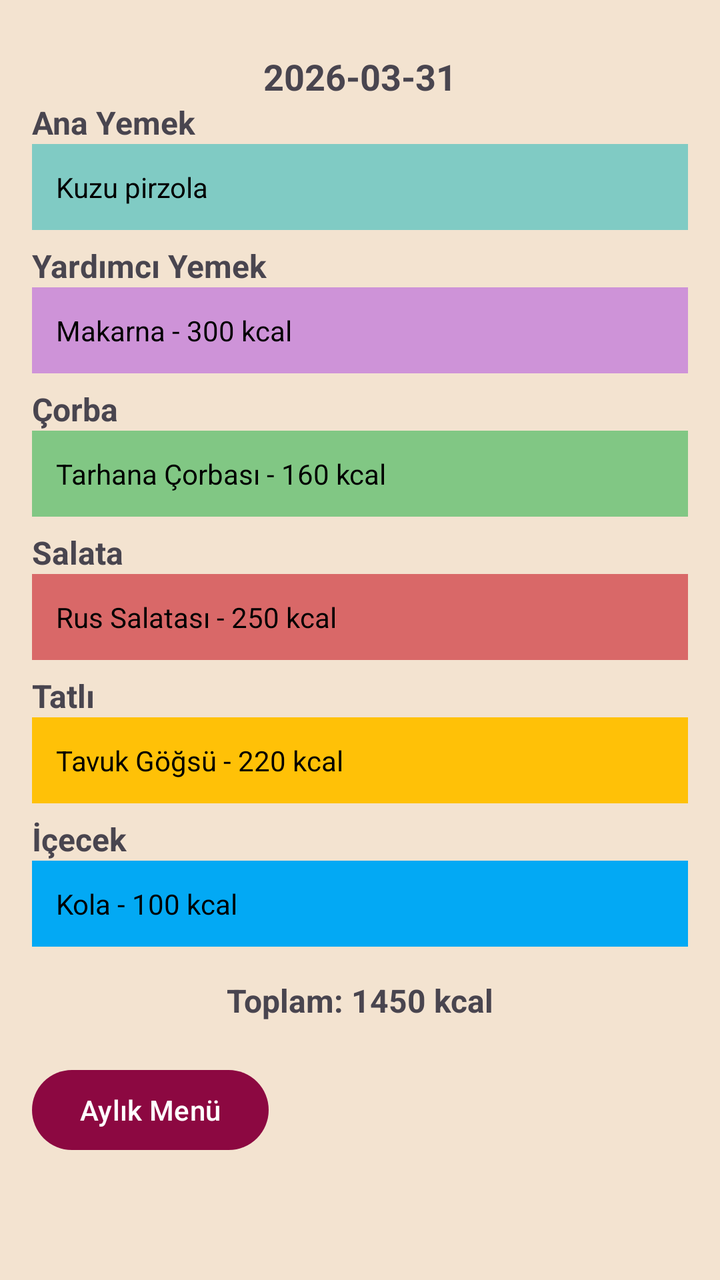
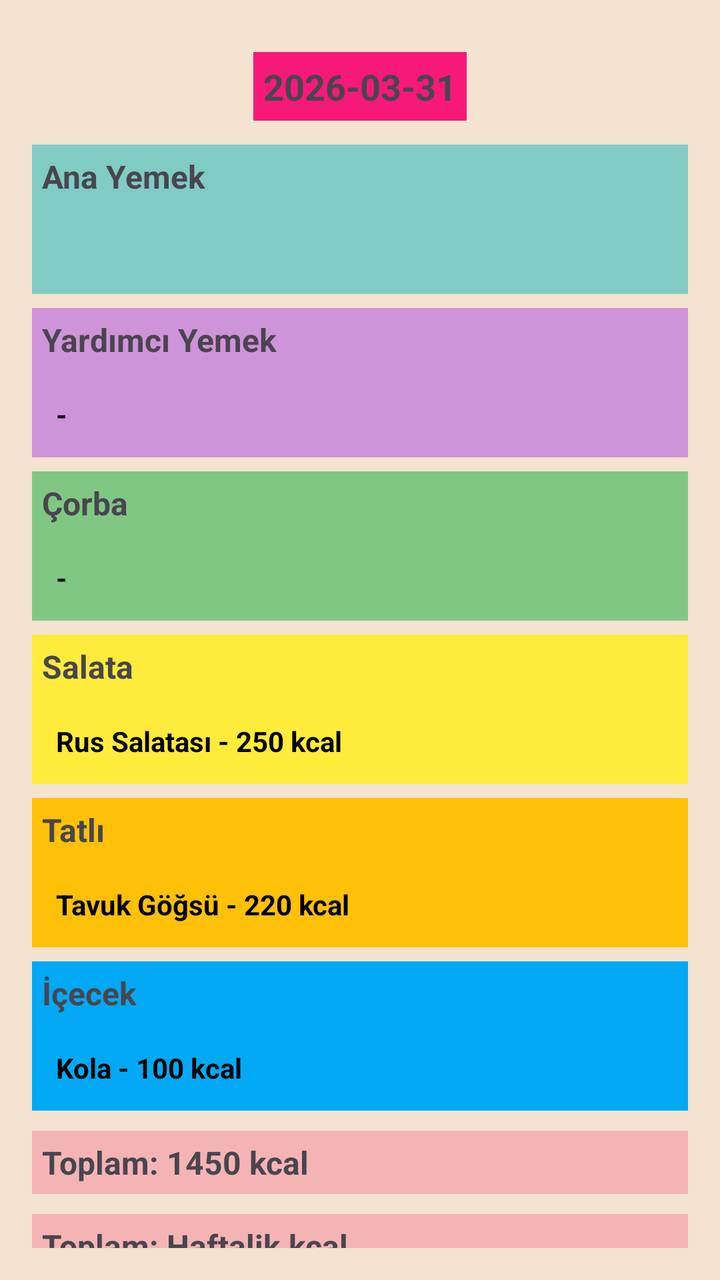

Two renders of the same Android screen: before a commit and after it. Below are the layout's source before the change and the commit's diff.
<!-- AndroidManifest.xml: application theme Theme.FUYemekhane -->
<!-- res/layout/activity_main.xml -->
<?xml version="1.0" encoding="utf-8"?>
<androidx.constraintlayout.widget.ConstraintLayout
    xmlns:android="http://schemas.android.com/apk/res/android"
    xmlns:app="http://schemas.android.com/apk/res-auto"
    xmlns:tools="http://schemas.android.com/tools"
    android:id="@+id/main"
    android:layout_width="match_parent"
    android:layout_height="match_parent"
    android:background="@color/main_background"
    tools:context=".MainActivity"
    android:padding="16dp">

    
    <TextView
        android:id="@+id/textDate"
        android:layout_width="wrap_content"
        android:layout_height="wrap_content"
        android:text="2026-03-31"
        android:textSize="18sp"
        android:textStyle="bold"
        app:layout_constraintTop_toTopOf="parent"
        app:layout_constraintStart_toStartOf="parent"
        app:layout_constraintEnd_toEndOf="parent"
        android:layout_marginTop="10dp"
        android:layout_marginBottom="16dp" />

    
    <TextView
        android:id="@+id/anaYemekTitle"
        android:layout_width="wrap_content"
        android:layout_height="wrap_content"
        android:text="Ana Yemek"
        android:textStyle="bold"
        android:textSize="16sp"
        app:layout_constraintTop_toBottomOf="@id/textDate"
        app:layout_constraintStart_toStartOf="parent"/>

    
    <TextView
        android:id="@+id/anaYemek"
        android:layout_width="0dp"
        android:layout_height="wrap_content"
        android:text="Kuzu pirzola"
        android:padding="12dp"
        android:background="@color/teal_200"
        android:textColor="@android:color/black"
        app:layout_constraintTop_toBottomOf="@id/anaYemekTitle"
        app:layout_constraintStart_toStartOf="parent"
        app:layout_constraintEnd_toEndOf="parent"/>

    
    <TextView
        android:id="@+id/yardimciYemekTitle"
        android:layout_marginTop="7dp"
        android:layout_width="wrap_content"
        android:layout_height="wrap_content"
        android:text="Yardımcı Yemek"
        android:textStyle="bold"
        android:textSize="16sp"
        app:layout_constraintTop_toBottomOf="@id/anaYemek"
        app:layout_constraintStart_toStartOf="parent"/>

    
    <TextView
        android:id="@+id/yardimciYemek"
        android:layout_width="0dp"
        android:layout_height="wrap_content"
        android:text="Makarna - 300 kcal"
        android:padding="12dp"
        android:background="@color/purple_200"
        android:textColor="@android:color/black"
        app:layout_constraintTop_toBottomOf="@id/yardimciYemekTitle"
        app:layout_constraintStart_toStartOf="parent"
        app:layout_constraintEnd_toEndOf="parent"/>

    
    <TextView
        android:id="@+id/corbaTitle"
        android:layout_marginTop="7dp"
        android:layout_width="wrap_content"
        android:layout_height="wrap_content"
        android:text="Çorba"
        android:textStyle="bold"
        android:textSize="16sp"
        app:layout_constraintTop_toBottomOf="@id/yardimciYemek"
        app:layout_constraintStart_toStartOf="parent"/>

    
    <TextView
        android:id="@+id/corba"
        android:layout_width="0dp"
        android:layout_height="wrap_content"
        android:text="Tarhana Çorbası - 160 kcal"
        android:padding="12dp"
        android:background="@color/green"
        android:textColor="@android:color/black"
        app:layout_constraintTop_toBottomOf="@id/corbaTitle"
        app:layout_constraintStart_toStartOf="parent"
        app:layout_constraintEnd_toEndOf="parent"/>

    
    <TextView
        android:id="@+id/salataTitle"
        android:layout_marginTop="7dp"
        android:layout_width="wrap_content"
        android:layout_height="wrap_content"
        android:text="Salata"
        android:textStyle="bold"
        android:textSize="16sp"
        app:layout_constraintTop_toBottomOf="@id/corba"
        app:layout_constraintStart_toStartOf="parent"/>

    
    <TextView
        android:id="@+id/salata"
        android:layout_width="0dp"
        android:layout_height="wrap_content"
        android:text="Rus Salatası - 250 kcal"
        android:padding="12dp"
        android:background="@color/yellow"
        android:textColor="@android:color/black"
        app:layout_constraintTop_toBottomOf="@id/salataTitle"
        app:layout_constraintStart_toStartOf="parent"
        app:layout_constraintEnd_toEndOf="parent"/>

    
    <TextView
        android:id="@+id/tatliTitle"
        android:layout_marginTop="7dp"
        android:layout_width="wrap_content"
        android:layout_height="wrap_content"
        android:text="Tatlı"
        android:textStyle="bold"
        android:textSize="16sp"
        app:layout_constraintTop_toBottomOf="@id/salata"
        app:layout_constraintStart_toStartOf="parent"/>

    
    <TextView
        android:id="@+id/tatli"
        android:layout_width="0dp"
        android:layout_height="wrap_content"
        android:text="Tavuk Göğsü - 220 kcal"
        android:padding="12dp"
        android:background="@color/orange"
        android:textColor="@android:color/black"
        app:layout_constraintTop_toBottomOf="@id/tatliTitle"
        app:layout_constraintStart_toStartOf="parent"
        app:layout_constraintEnd_toEndOf="parent"/>

    
    <TextView
        android:id="@+id/icecekTitle"
        android:layout_marginTop="7dp"
        android:layout_width="wrap_content"
        android:layout_height="wrap_content"
        android:text="İçecek"
        android:textStyle="bold"
        android:textSize="16sp"
        app:layout_constraintTop_toBottomOf="@id/tatli"
        app:layout_constraintStart_toStartOf="parent"/>

    
    <TextView
        android:id="@+id/icecek"
        android:layout_width="0dp"
        android:layout_height="wrap_content"
        android:text="Kola - 100 kcal"
        android:padding="12dp"
        android:background="@color/blue"
        android:textColor="@android:color/black"
        app:layout_constraintTop_toBottomOf="@id/icecekTitle"
        app:layout_constraintStart_toStartOf="parent"
        app:layout_constraintEnd_toEndOf="parent"/>

    
    <TextView
        android:id="@+id/toplamKalori"
        android:layout_width="wrap_content"
        android:layout_height="wrap_content"
        android:text="Toplam: 1450 kcal"
        android:textSize="16sp"
        android:textStyle="bold"
        app:layout_constraintTop_toBottomOf="@id/icecek"
        app:layout_constraintStart_toStartOf="parent"
        app:layout_constraintEnd_toEndOf="parent"
        android:layout_marginTop="16dp"/>

    <Button
        android:id="@+id/btnAylikMenu"
        android:layout_width="wrap_content"
        android:layout_height="wrap_content"
        android:text="Aylık Menü"
        app:layout_constraintTop_toBottomOf="@id/toplamKalori"
        app:layout_constraintStart_toStartOf="parent"
        android:layout_marginTop="20dp"/>

</androidx.constraintlayout.widget.ConstraintLayout>
<!-- resources referenced by this layout -->
<resources>
  <color name="blue">#03A9F4</color>
  <color name="green">#81C784</color>
  <color name="main_background">#F3E3D0</color>
  <color name="orange">#FFC107</color>
  <color name="purple_200">#CE93D8</color>
  <color name="teal_200">#80CBC4</color>
  <color name="yellow">#D96868</color>
  <style name="Theme.FUYemekhane" parent="Base.Theme.FUYemekhane" />
  <style name="Base.Theme.FUYemekhane" parent="Theme.Material3.DayNight">
          <item name="windowActionBar">false</item>
          <item name="windowNoTitle">true</item>
  
          <item name="colorPrimary">@color/my_primary</item>
          <item name="colorPrimaryVariant">@color/my_primary_variant</item>
          <item name="colorOnPrimary">@color/white</item>
          <item name="titleTextColor">@android:color/white</item>
      </style>
  <color name="my_primary">#8c0841</color>
  <color name="my_primary_variant">#8c0841</color>
  <color name="white">#FFFFFFFF</color>
</resources>

<!-- the commit's change to res/layout/activity_main.xml (unified diff, before → after) -->
@@ -18,6 +18,8 @@
         android:text="2026-03-31"
         android:textSize="18sp"
         android:textStyle="bold"
+        android:background="@color/date"
+        android:padding="5sp"
         app:layout_constraintTop_toTopOf="parent"
         app:layout_constraintStart_toStartOf="parent"
         app:layout_constraintEnd_toEndOf="parent"
@@ -25,173 +27,221 @@
         android:layout_marginBottom="16dp" />
 
     
+
+    
     <TextView
         android:id="@+id/anaYemekTitle"
+        android:layout_width="match_parent"
+        android:layout_height="wrap_content"
+        android:layout_marginTop="12dp"
+        android:background="@color/teal_200"
+        android:padding="5sp"
+        android:text="Ana Yemek"
+        android:textSize="16sp"
+        android:textStyle="bold"
+        app:layout_constraintStart_toStartOf="parent"
+        app:layout_constraintTop_toBottomOf="@id/textDate" />
+
+    <TextView
+        android:id="@+id/anaYemek"
+        android:layout_width="0dp"
+        android:layout_height="wrap_content"
+        android:text=""
+        android:padding="12dp"
+        android:textStyle="bold"
+        android:background="@color/teal_200"
+        android:textColor="@android:color/black"
+        app:layout_constraintTop_toBottomOf="@id/anaYemekTitle"
+        app:layout_constraintStart_toStartOf="parent"
+        app:layout_constraintEnd_toEndOf="parent"/>
+
+    
+    <TextView
+        android:id="@+id/yardimciYemekTitle"
+        android:layout_marginTop="7dp"
+        android:layout_width="match_parent"
+        android:layout_height="wrap_content"
+        android:text="Yardımcı Yemek"
+        android:textStyle="bold"
+        android:textSize="16sp"
+        android:background="@color/purple_200"
+        android:padding="5sp"
+        app:layout_constraintTop_toBottomOf="@id/anaYemek"
+        app:layout_constraintStart_toStartOf="parent"/>
+
+    
+    <TextView
+        android:id="@+id/yardimciYemek"
+        android:layout_width="0dp"
+        android:layout_height="wrap_content"
+        android:text="-"
+        android:padding="12dp"
+        android:textStyle="bold"
+        android:background="@color/purple_200"
+        android:textColor="@android:color/black"
+        app:layout_constraintTop_toBottomOf="@id/yardimciYemekTitle"
+        app:layout_constraintStart_toStartOf="parent"
+        app:layout_constraintEnd_toEndOf="parent"/>
+
+    
+    <TextView
+        android:id="@+id/corbaTitle"
+        android:layout_marginTop="7dp"
+        android:layout_width="match_parent"
+        android:layout_height="wrap_content"
+        android:text="Çorba"
+        android:textStyle="bold"
+        android:background="@color/green"
+        android:padding="5sp"
+        android:textSize="16sp"
+        app:layout_constraintTop_toBottomOf="@id/yardimciYemek"
+        app:layout_constraintStart_toStartOf="parent"/>
+
+    
+    <TextView
+        android:id="@+id/corba"
+        android:layout_width="0dp"
+        android:layout_height="wrap_content"
+        android:text="-"
+        android:padding="12dp"
+        android:textStyle="bold"
+        android:background="@color/green"
+        android:textColor="@android:color/black"
+        app:layout_constraintTop_toBottomOf="@id/corbaTitle"
+        app:layout_constraintStart_toStartOf="parent"
+        app:layout_constraintEnd_toEndOf="parent"/>
+
+    
+    <TextView
+        android:id="@+id/salataTitle"
+        android:layout_marginTop="7dp"
+        android:layout_width="match_parent"
+        android:layout_height="wrap_content"
+        android:text="Salata"
+        android:background="@color/yellow"
+        android:padding="5sp"
+        android:textStyle="bold"
+        android:textSize="16sp"
+        app:layout_constraintTop_toBottomOf="@id/corba"
+        app:layout_constraintStart_toStartOf="parent"/>
+
+    
+    <TextView
+        android:id="@+id/salata"
+        android:layout_width="0dp"
+        android:layout_height="wrap_content"
+        android:text="Rus Salatası - 250 kcal"
+        android:padding="12dp"
+        android:textStyle="bold"
+        android:background="@color/yellow"
+        android:textColor="@android:color/black"
+        app:layout_constraintTop_toBottomOf="@id/salataTitle"
+        app:layout_constraintStart_toStartOf="parent"
+        app:layout_constraintEnd_toEndOf="parent"/>
+
+    
+    <TextView
+        android:id="@+id/tatliTitle"
+        android:layout_marginTop="7dp"
+        android:layout_width="match_parent"
+        android:layout_height="wrap_content"
+        android:text="Tatlı"
+        android:background="@color/orange"
+        android:padding="5sp"
+        android:textStyle="bold"
+        android:textSize="16sp"
+        app:layout_constraintTop_toBottomOf="@id/salata"
+        app:layout_constraintStart_toStartOf="parent"/>
+
+    
+    <TextView
+        android:id="@+id/tatli"
+        android:layout_width="0dp"
+        android:layout_height="wrap_content"
+        android:text="Tavuk Göğsü - 220 kcal"
+        android:padding="12dp"
+        android:textStyle="bold"
+        android:background="@color/orange"
+        android:textColor="@android:color/black"
+        app:layout_constraintTop_toBottomOf="@id/tatliTitle"
+        app:layout_constraintStart_toStartOf="parent"
+        app:layout_constraintEnd_toEndOf="parent"/>
+
+    
+    <TextView
+        android:id="@+id/icecekTitle"
+        android:layout_marginTop="7dp"
+        android:layout_width="match_parent"
+        android:layout_height="wrap_content"
+        android:text="İçecek"
+        android:background="@color/blue"
+        android:padding="5sp"
+        android:textStyle="bold"
+        android:textSize="16sp"
+        app:layout_constraintTop_toBottomOf="@id/tatli"
+        app:layout_constraintStart_toStartOf="parent"/>
+
+    
+    <TextView
+        android:id="@+id/icecek"
+        android:layout_width="0dp"
+        android:layout_height="wrap_content"
+        android:text="Kola - 100 kcal"
+        android:padding="12dp"
+        android:textStyle="bold"
+        android:background="@color/blue"
+        android:textColor="@android:color/black"
+        app:layout_constraintTop_toBottomOf="@id/icecekTitle"
+        app:layout_constraintStart_toStartOf="parent"
+        app:layout_constraintEnd_toEndOf="parent"/>
+
+    
+    <TextView
+        android:id="@+id/toplamKalori"
+        android:layout_width="match_parent"
+        android:layout_height="wrap_content"
+        android:text="Toplam: 1450 kcal"
+        android:textSize="16sp"
+        android:textStyle="bold"
+        android:padding="5sp"
+        android:background="@color/kalori"
+        app:layout_constraintTop_toBottomOf="@id/icecek"
+        app:layout_constraintStart_toStartOf="parent"
+        app:layout_constraintEnd_toEndOf="parent"
+        android:layout_marginTop="10dp"/>
+    <TextView
+        android:id="@+id/haftalikToplamKalori"
+        android:layout_width="match_parent"
+        android:layout_height="wrap_content"
+        android:text="Toplam: Haftalik kcal"
+        android:textSize="16sp"
+        android:background="@color/kalori"
+        android:textStyle="bold"
+        android:padding="5sp"
+        app:layout_constraintTop_toBottomOf="@id/toplamKalori"
+        app:layout_constraintStart_toStartOf="parent"
+        app:layout_constraintEnd_toEndOf="parent"
+        android:layout_marginTop="10dp"/>
+    <TextView
+        android:id="@+id/aylikToplamKalori"
+        android:layout_width="match_parent"
+        android:layout_height="wrap_content"
+        android:text="Toplam: Aylik kcal"
+        android:textSize="16sp"
+        android:textStyle="bold"
+        android:padding="5sp"
+        android:textAlignment="textStart"
+        android:background="@color/kalori"
+        app:layout_constraintTop_toBottomOf="@id/haftalikToplamKalori"
+        app:layout_constraintStart_toStartOf="parent"
+        app:layout_constraintEnd_toEndOf="parent"
+        android:layout_marginTop="10dp"/>
+    <Button
+        android:id="@+id/btnHaftalikMenu"
         android:layout_width="wrap_content"
         android:layout_height="wrap_content"
-        android:text="Ana Yemek"
-        android:textStyle="bold"
-        android:textSize="16sp"
-        app:layout_constraintTop_toBottomOf="@id/textDate"
-        app:layout_constraintStart_toStartOf="parent"/>
-
-    
-    <TextView
-        android:id="@+id/anaYemek"
-        android:layout_width="0dp"
-        android:layout_height="wrap_content"
-        android:text="Kuzu pirzola"
-        android:padding="12dp"
-        android:background="@color/teal_200"
-        android:textColor="@android:color/black"
-        app:layout_constraintTop_toBottomOf="@id/anaYemekTitle"
-        app:layout_constraintStart_toStartOf="parent"
-        app:layout_constraintEnd_toEndOf="parent"/>
-
-    
-    <TextView
-        android:id="@+id/yardimciYemekTitle"
-        android:layout_marginTop="7dp"
-        android:layout_width="wrap_content"
-        android:layout_height="wrap_content"
-        android:text="Yardımcı Yemek"
-        android:textStyle="bold"
-        android:textSize="16sp"
-        app:layout_constraintTop_toBottomOf="@id/anaYemek"
-        app:layout_constraintStart_toStartOf="parent"/>
-
-    
-    <TextView
-        android:id="@+id/yardimciYemek"
-        android:layout_width="0dp"
-        android:layout_height="wrap_content"
-        android:text="Makarna - 300 kcal"
-        android:padding="12dp"
-        android:background="@color/purple_200"
-        android:textColor="@android:color/black"
-        app:layout_constraintTop_toBottomOf="@id/yardimciYemekTitle"
-        app:layout_constraintStart_toStartOf="parent"
-        app:layout_constraintEnd_toEndOf="parent"/>
-
-    
-    <TextView
-        android:id="@+id/corbaTitle"
-        android:layout_marginTop="7dp"
-        android:layout_width="wrap_content"
-        android:layout_height="wrap_content"
-        android:text="Çorba"
-        android:textStyle="bold"
-        android:textSize="16sp"
-        app:layout_constraintTop_toBottomOf="@id/yardimciYemek"
-        app:layout_constraintStart_toStartOf="parent"/>
-
-    
-    <TextView
-        android:id="@+id/corba"
-        android:layout_width="0dp"
-        android:layout_height="wrap_content"
-        android:text="Tarhana Çorbası - 160 kcal"
-        android:padding="12dp"
-        android:background="@color/green"
-        android:textColor="@android:color/black"
-        app:layout_constraintTop_toBottomOf="@id/corbaTitle"
-        app:layout_constraintStart_toStartOf="parent"
-        app:layout_constraintEnd_toEndOf="parent"/>
-
-    
-    <TextView
-        android:id="@+id/salataTitle"
-        android:layout_marginTop="7dp"
-        android:layout_width="wrap_content"
-        android:layout_height="wrap_content"
-        android:text="Salata"
-        android:textStyle="bold"
-        android:textSize="16sp"
-        app:layout_constraintTop_toBottomOf="@id/corba"
-        app:layout_constraintStart_toStartOf="parent"/>
-
-    
-    <TextView
-        android:id="@+id/salata"
-        android:layout_width="0dp"
-        android:layout_height="wrap_content"
-        android:text="Rus Salatası - 250 kcal"
-        android:padding="12dp"
-        android:background="@color/yellow"
-        android:textColor="@android:color/black"
-        app:layout_constraintTop_toBottomOf="@id/salataTitle"
-        app:layout_constraintStart_toStartOf="parent"
-        app:layout_constraintEnd_toEndOf="parent"/>
-
-    
-    <TextView
-        android:id="@+id/tatliTitle"
-        android:layout_marginTop="7dp"
-        android:layout_width="wrap_content"
-        android:layout_height="wrap_content"
-        android:text="Tatlı"
-        android:textStyle="bold"
-        android:textSize="16sp"
-        app:layout_constraintTop_toBottomOf="@id/salata"
-        app:layout_constraintStart_toStartOf="parent"/>
-
-    
-    <TextView
-        android:id="@+id/tatli"
-        android:layout_width="0dp"
-        android:layout_height="wrap_content"
-        android:text="Tavuk Göğsü - 220 kcal"
-        android:padding="12dp"
-        android:background="@color/orange"
-        android:textColor="@android:color/black"
-        app:layout_constraintTop_toBottomOf="@id/tatliTitle"
-        app:layout_constraintStart_toStartOf="parent"
-        app:layout_constraintEnd_toEndOf="parent"/>
-
-    
-    <TextView
-        android:id="@+id/icecekTitle"
-        android:layout_marginTop="7dp"
-        android:layout_width="wrap_content"
-        android:layout_height="wrap_content"
-        android:text="İçecek"
-        android:textStyle="bold"
-        android:textSize="16sp"
-        app:layout_constraintTop_toBottomOf="@id/tatli"
-        app:layout_constraintStart_toStartOf="parent"/>
-
-    
-    <TextView
-        android:id="@+id/icecek"
-        android:layout_width="0dp"
-        android:layout_height="wrap_content"
-        android:text="Kola - 100 kcal"
-        android:padding="12dp"
-        android:background="@color/blue"
-        android:textColor="@android:color/black"
-        app:layout_constraintTop_toBottomOf="@id/icecekTitle"
-        app:layout_constraintStart_toStartOf="parent"
-        app:layout_constraintEnd_toEndOf="parent"/>
-
-    
-    <TextView
-        android:id="@+id/toplamKalori"
-        android:layout_width="wrap_content"
-        android:layout_height="wrap_content"
-        android:text="Toplam: 1450 kcal"
-        android:textSize="16sp"
-        android:textStyle="bold"
-        app:layout_constraintTop_toBottomOf="@id/icecek"
-        app:layout_constraintStart_toStartOf="parent"
-        app:layout_constraintEnd_toEndOf="parent"
-        android:layout_marginTop="16dp"/>
-
-    <Button
-        android:id="@+id/btnAylikMenu"
-        android:layout_width="wrap_content"
-        android:layout_height="wrap_content"
-        android:text="Aylık Menü"
-        app:layout_constraintTop_toBottomOf="@id/toplamKalori"
+        android:text="Haftalık Menü"
+        app:layout_constraintTop_toBottomOf="@id/aylikToplamKalori"
         app:layout_constraintStart_toStartOf="parent"
         android:layout_marginTop="20dp"/>
 
<!-- resource entries referenced after the edit -->
@@ -1,12 +1,14 @@
 <!-- resources referenced by this layout -->
 <resources>
   <color name="blue">#03A9F4</color>
+  <color name="date">#F61979</color>
   <color name="green">#81C784</color>
+  <color name="kalori">#F4B4B4</color>
   <color name="main_background">#F3E3D0</color>
   <color name="orange">#FFC107</color>
   <color name="purple_200">#CE93D8</color>
   <color name="teal_200">#80CBC4</color>
-  <color name="yellow">#D96868</color>
+  <color name="yellow">#FFEB3B</color>
   <style name="Theme.FUYemekhane" parent="Base.Theme.FUYemekhane" />
   <style name="Base.Theme.FUYemekhane" parent="Theme.Material3.DayNight">
           <item name="windowActionBar">false</item>
